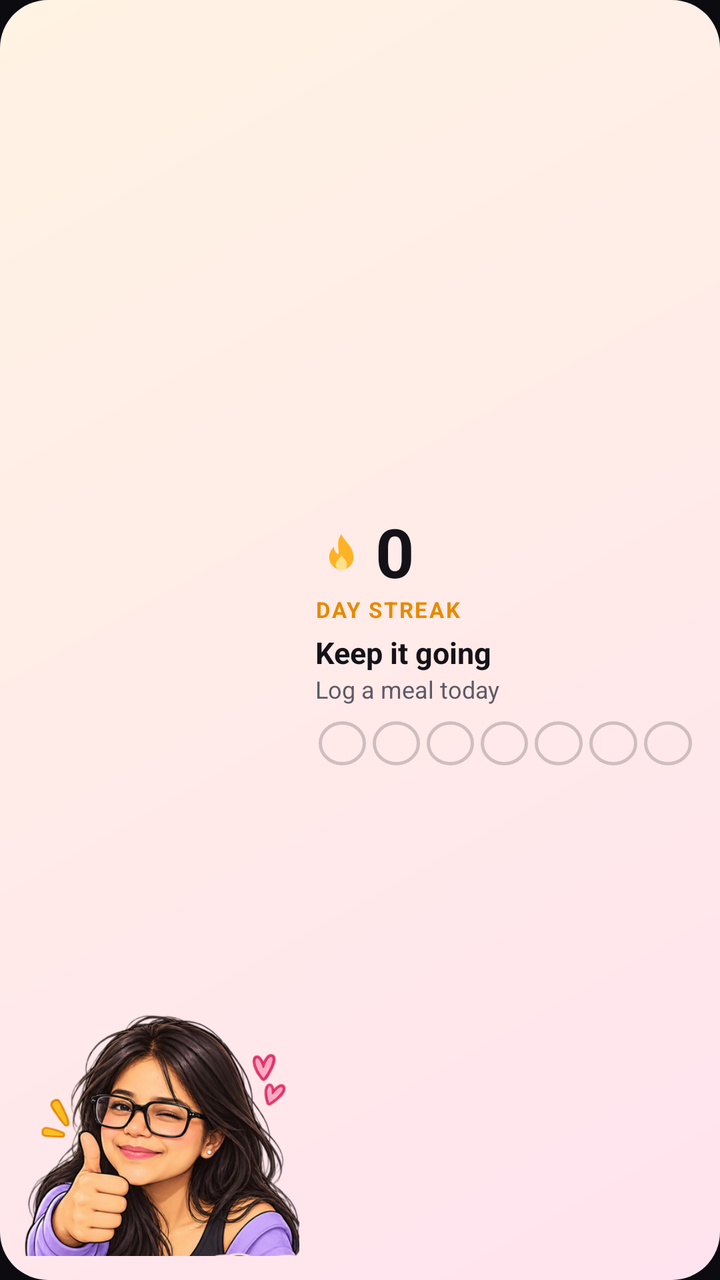
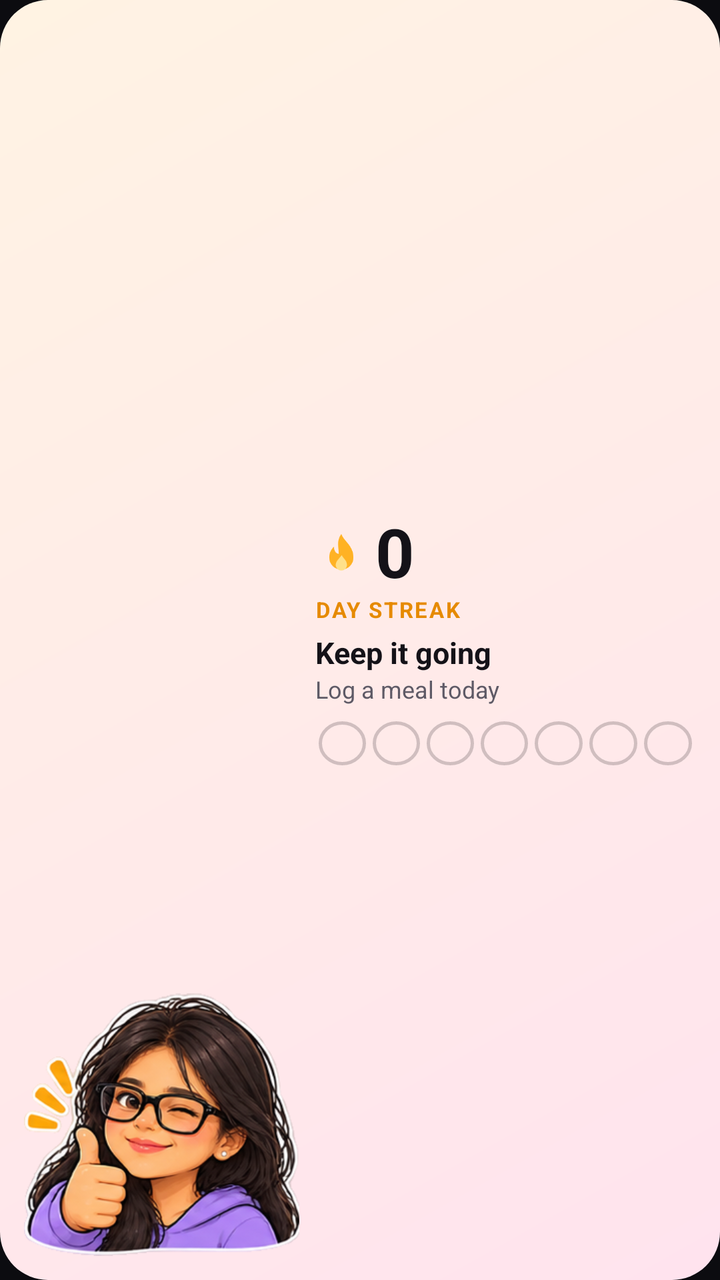

The first picture is an Android layout as it rendered before a commit; the second is the same layout after the commit. The layout source and the unified diff follow.
<!-- AndroidManifest.xml: application theme AppTheme -->
<!-- res/layout/widget_streak.xml -->
<?xml version="1.0" encoding="utf-8"?>
<FrameLayout xmlns:android="http://schemas.android.com/apk/res/android"
    android:id="@+id/root"
    android:layout_width="match_parent"
    android:layout_height="match_parent"
    android:background="@drawable/widget_bg"
    android:padding="12dp">

    <LinearLayout
        android:layout_width="match_parent"
        android:layout_height="match_parent"
        android:orientation="horizontal">

        <ImageView
            android:id="@+id/doodle"
            android:layout_width="0dp"
            android:layout_height="match_parent"
            android:layout_weight="0.42"
            android:adjustViewBounds="true"
            android:contentDescription="@null"
            android:scaleType="fitEnd"
            android:src="@drawable/doodle_thumbsup" />

        <LinearLayout
            android:layout_width="0dp"
            android:layout_height="match_parent"
            android:layout_marginStart="8dp"
            android:layout_weight="0.58"
            android:gravity="center_vertical"
            android:orientation="vertical">

            <LinearLayout
                android:layout_width="wrap_content"
                android:layout_height="wrap_content"
                android:gravity="center_vertical"
                android:orientation="horizontal">

                <ImageView
                    android:id="@+id/flame"
                    android:layout_width="26dp"
                    android:layout_height="26dp"
                    android:contentDescription="@null"
                    android:src="@drawable/ic_widget_flame" />

                <TextView
                    android:id="@+id/count"
                    android:layout_width="wrap_content"
                    android:layout_height="wrap_content"
                    android:layout_marginStart="4dp"
                    android:includeFontPadding="false"
                    android:text="0"
                    android:textColor="@color/widget_text"
                    android:textSize="34sp"
                    android:textStyle="bold" />
            </LinearLayout>

            <TextView
                android:id="@+id/label"
                android:layout_width="wrap_content"
                android:layout_height="wrap_content"
                android:letterSpacing="0.08"
                android:text="day streak"
                android:textAllCaps="true"
                android:textColor="@color/widget_amber"
                android:textSize="11sp"
                android:textStyle="bold" />

            <TextView
                android:id="@+id/title"
                android:layout_width="wrap_content"
                android:layout_height="wrap_content"
                android:layout_marginTop="4dp"
                android:maxLines="1"
                android:ellipsize="end"
                android:text="Keep it going"
                android:textColor="@color/widget_text"
                android:textSize="15sp"
                android:textStyle="bold" />

            <TextView
                android:id="@+id/sub"
                android:layout_width="wrap_content"
                android:layout_height="wrap_content"
                android:maxLines="1"
                android:ellipsize="end"
                android:text="Log a meal today"
                android:textColor="@color/widget_muted"
                android:textSize="12sp" />

            <LinearLayout
                android:layout_width="match_parent"
                android:layout_height="wrap_content"
                android:layout_marginTop="8dp"
                android:orientation="horizontal">
                <TextView android:id="@+id/d0" style="@style/WidgetDot" />
                <TextView android:id="@+id/d1" style="@style/WidgetDot" />
                <TextView android:id="@+id/d2" style="@style/WidgetDot" />
                <TextView android:id="@+id/d3" style="@style/WidgetDot" />
                <TextView android:id="@+id/d4" style="@style/WidgetDot" />
                <TextView android:id="@+id/d5" style="@style/WidgetDot" />
                <TextView android:id="@+id/d6" style="@style/WidgetDot" />
            </LinearLayout>
        </LinearLayout>
    </LinearLayout>
</FrameLayout>
<!-- resources referenced by this layout -->
<resources>
  <color name="widget_amber">#E68A00</color>
  <color name="widget_muted">#5E5A66</color>
  <color name="widget_text">#141218</color>
  <!-- drawable doodle_thumbsup: png bitmap (drawable-nodpi, 211549 bytes) -->
  <!-- drawable ic_widget_flame (drawable) -->
  <vector xmlns:android="http://schemas.android.com/apk/res/android"
      android:width="24dp" android:height="24dp" android:viewportWidth="24" android:viewportHeight="24">
      <path android:fillColor="#FFB224"
          android:pathData="M12,2.5c1.1,3.2 5.6,5.4 5.6,10.8a5.6,5.6 0,0 1,-11.2 0c0,-2.3 1.1,-3.9 2.2,-5 0,2.2 1.1,3.3 2.2,3.3 0,-3.3 -1.1,-6 1.2,-9.1z" />
      <path android:fillColor="#FFE08A"
          android:pathData="M12.2,12.2c0.6,1.5 2.4,2.4 2.4,4.5a2.6,2.6 0,0 1,-5.2 0c0,-1.6 1.3,-2.6 2.8,-4.5z" />
  </vector>
  <!-- drawable widget_bg (drawable) -->
  <?xml version="1.0" encoding="utf-8"?>
  <shape xmlns:android="http://schemas.android.com/apk/res/android" android:shape="rectangle">
      <gradient android:angle="315" android:startColor="@color/widget_bg_start" android:endColor="@color/widget_bg_end" />
      <corners android:radius="24dp" />
  </shape>
  <style name="WidgetDot">
          <item name="android:layout_width">0dp</item>
          <item name="android:layout_height">22dp</item>
          <item name="android:layout_weight">1</item>
          <item name="android:layout_marginStart">1.5dp</item>
          <item name="android:layout_marginEnd">1.5dp</item>
          <item name="android:gravity">center</item>
          <item name="android:textSize">10sp</item>
          <item name="android:textStyle">bold</item>
          <item name="android:textColor">@color/widget_muted</item>
          <item name="android:background">@drawable/widget_dot_off</item>
      </style>
  <style name="AppTheme" parent="Theme.AppCompat.DayNight.NoActionBar">
          <item name="colorPrimary">#0C0C10</item>
          <item name="colorPrimaryDark">#0C0C10</item>
          <item name="colorAccent">#C6F432</item>
          <item name="android:windowBackground">@color/splash_background</item>
      </style>
  <color name="widget_bg_start">#FFF3E3</color>
  <color name="widget_bg_end">#FFE3EE</color>
  <!-- drawable widget_dot_off (drawable) -->
  <?xml version="1.0" encoding="utf-8"?>
  <shape xmlns:android="http://schemas.android.com/apk/res/android" android:shape="oval">
      <stroke android:width="1.5dp" android:color="@color/widget_line" />
  </shape>
  <color name="splash_background">#0C0C10</color>
  <color name="widget_line">#33141218</color>
</resources>

<!-- the commit's change to res/layout/widget_streak.xml (unified diff, before → after) -->
@@ -19,7 +19,7 @@
             android:adjustViewBounds="true"
             android:contentDescription="@null"
             android:scaleType="fitEnd"
-            android:src="@drawable/doodle_thumbsup" />
+            android:src="@drawable/doodle_thumbs" />
 
         <LinearLayout
             android:layout_width="0dp"
<!-- resource entries referenced after the edit -->
@@ -3,7 +3,7 @@
   <color name="widget_amber">#E68A00</color>
   <color name="widget_muted">#5E5A66</color>
   <color name="widget_text">#141218</color>
-  <!-- drawable doodle_thumbsup: png bitmap (drawable-nodpi, 211549 bytes) -->
+  <!-- drawable doodle_thumbs: png bitmap (drawable-nodpi, 152931 bytes) -->
   <!-- drawable ic_widget_flame (drawable) -->
   <vector xmlns:android="http://schemas.android.com/apk/res/android"
       android:width="24dp" android:height="24dp" android:viewportWidth="24" android:viewportHeight="24">
